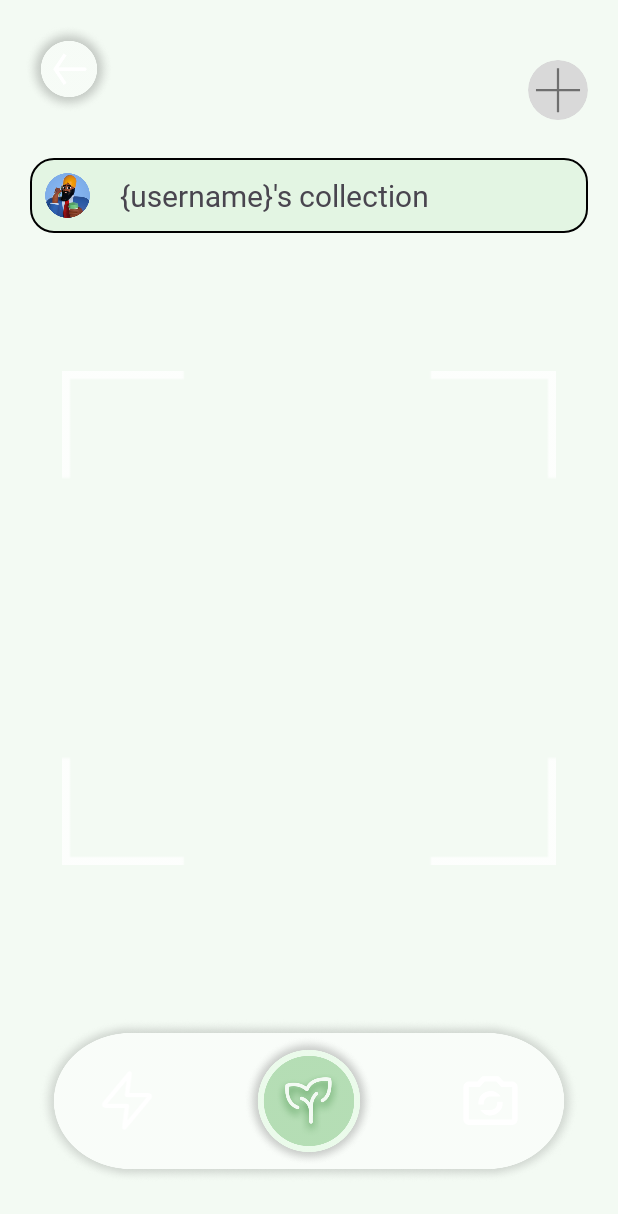
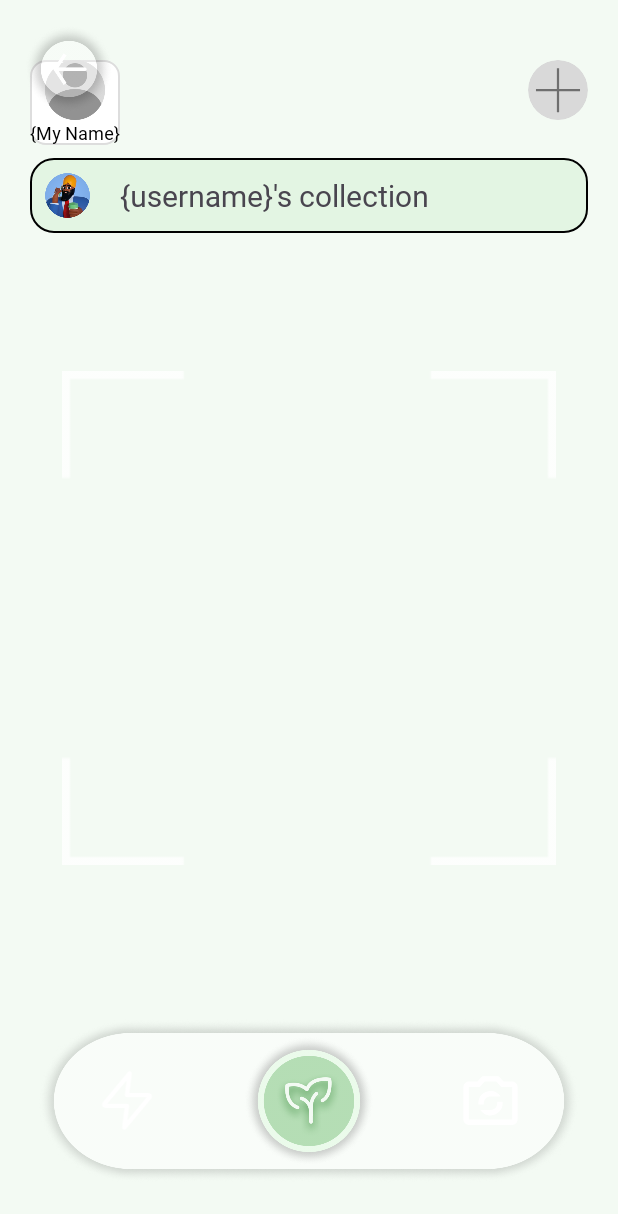
Before and after one commit to chaeminyu/android-shick-jip, an Android app: the fragment ArchiveFragment placed in its activity, on a phone screen of 412 x 824 dp. Shown: the top 1214 px of the screen. Run offline under Robolectric (Android 15) with nearby library versions, the phone set to English and light mode, and no system bars; our stand-ins replace Firebase (no records; nobody signed in at launch, a user with empty details on screens opened directly); libraries missing offline, so code that uses them is left out: androidx.camera.core, androidx.camera.lifecycle; plain views replace PreviewView; pictures from the network do not load; Roboto replaces fonts that are not available here; 4 statements that could not run were skipped.

Commit message:
Fix: 내 프로필 가장 좌측에 띄우기

```diff
--- a/app/src/main/java/com/example/shickjip/ArchiveFragment.kt
+++ b/app/src/main/java/com/example/shickjip/ArchiveFragment.kt
@@ -63,6 +63,7 @@ class ArchiveFragment : Fragment() {
                     if (snapshot != null && snapshot.exists()) {
                         val username = snapshot.getString("username") ?: "사용자"
                         binding.profileName.text = "${username}'s collection"
+                        binding.myName.text = username
                     }
                 }
         }
--- /dev/null
+++ b/app/src/main/res/drawable/myprofile_background.xml
@@ -0,0 +1,8 @@
+<?xml version="1.0" encoding="utf-8"?>
+<shape xmlns:android="http://schemas.android.com/apk/res/android">
+    <solid android:color="#FFFFFF" /> <!-- 배경 색 -->
+    <corners android:radius="10dp" /> <!-- 모서리 둥글기 -->
+    <stroke
+        android:width="1dp"
+        android:color="#DDDDDD" /> <!-- 테두리 색 (선택 사항) -->
+</shape>
--- a/app/src/main/res/layout/fragment_archive.xml
+++ b/app/src/main/res/layout/fragment_archive.xml
@@ -4,20 +4,54 @@
     xmlns:tools="http://schemas.android.com/tools"
     android:layout_width="match_parent"
     android:layout_height="match_parent"
-    android:paddingHorizontal="20dp"
-    android:background="@color/green1">
+    android:background="@color/green1"
+    android:paddingHorizontal="20dp">
+
+    <!-- 프로필 사진과 이름을 포함한 레이아웃 -->
+    <androidx.constraintlayout.widget.ConstraintLayout
+        android:id="@+id/btnProfilePicture"
+        android:layout_width="wrap_content"
+        android:layout_height="wrap_content"
+        android:layout_marginTop="40dp"
+        android:background="@drawable/myprofile_background"
+        app:layout_constraintStart_toStartOf="parent"
+        app:layout_constraintTop_toTopOf="parent">
+
+        <!-- 프로필 사진 -->
+        <ImageView
+            android:id="@+id/myProfile"
+            android:layout_width="40dp"
+            android:layout_height="40dp"
+            android:scaleType="centerCrop"
+            android:src="@drawable/profile_placeholder"
+            app:layout_constraintEnd_toEndOf="parent"
+            app:layout_constraintStart_toStartOf="parent"
+            app:layout_constraintTop_toTopOf="parent" />
+
+        <!-- 프로필 이름 -->
+        <TextView
+            android:id="@+id/myName"
+            android:layout_width="wrap_content"
+            android:layout_height="wrap_content"
+            android:text="@string/my_name"
+            android:textColor="@android:color/black"
+            android:textSize="12sp"
+            app:layout_constraintEnd_toEndOf="parent"
+            app:layout_constraintStart_toStartOf="parent"
+            app:layout_constraintTop_toBottomOf="@id/myProfile" />
+    </androidx.constraintlayout.widget.ConstraintLayout>
 
     <!-- RecyclerView -->
     <androidx.recyclerview.widget.RecyclerView
         android:id="@+id/friendsList"
-        android:layout_width="match_parent"
+        android:layout_width="0dp"
         android:layout_height="60dp"
+        android:layout_marginTop="40dp"
+        android:background="@color/transparent"
         android:scrollbars="horizontal"
-        android:background="@color/transparent"
-        android:layout_marginTop="40dp"
-        app:layout_constraintTop_toTopOf="parent"
-        app:layout_constraintStart_toStartOf="parent"
-        app:layout_constraintEnd_toEndOf="parent" />
+        app:layout_constraintEnd_toStartOf="@+id/addFriendButton"
+        app:layout_constraintStart_toEndOf="@+id/btnProfilePicture"
+        app:layout_constraintTop_toTopOf="parent" />
 
     <!-- Add Friend Button -->
     <ImageButton
@@ -26,39 +60,40 @@
         android:layout_height="40dp"
         android:layout_marginTop="40dp"
         android:background="@drawable/friend_add_btn"
-        app:layout_constraintTop_toTopOf="parent"
-        app:layout_constraintEnd_toEndOf="parent" />
+        app:layout_constraintEnd_toEndOf="parent"
+        app:layout_constraintTop_toTopOf="parent" />
 
     <!-- Archive Info Profile -->
     <androidx.constraintlayout.widget.ConstraintLayout
         android:id="@+id/archiveInfo"
         android:layout_width="match_parent"
         android:layout_height="wrap_content"
-        app:layout_constraintTop_toBottomOf="@+id/friendsList"
+        android:layout_marginVertical="5dp"
+        android:background="@drawable/layout_border_black"
+        app:layout_constraintEnd_toEndOf="parent"
         app:layout_constraintStart_toStartOf="parent"
-        app:layout_constraintEnd_toEndOf="parent"
-        android:background="@drawable/layout_border_black"
-        android:layout_marginVertical="5dp">
+        app:layout_constraintTop_toBottomOf="@+id/friendsList">
+
         <ImageView
             android:id="@+id/profileImage"
             android:layout_width="30dp"
             android:layout_height="30dp"
             android:layout_margin="10dp"
             android:src="@drawable/avatar_1"
-            app:layout_constraintTop_toTopOf="parent"
             app:layout_constraintBottom_toBottomOf="parent"
-            app:layout_constraintStart_toStartOf="parent"/>
+            app:layout_constraintStart_toStartOf="parent"
+            app:layout_constraintTop_toTopOf="parent" />
 
         <TextView
             android:id="@+id/profileName"
             android:layout_width="wrap_content"
             android:layout_height="wrap_content"
+            android:layout_marginStart="20dp"
             android:text="{username}'s collection"
             android:textSize="20sp"
+            app:layout_constraintBottom_toBottomOf="parent"
             app:layout_constraintStart_toEndOf="@+id/profileImage"
-            android:layout_marginStart="20dp"
-            app:layout_constraintTop_toTopOf="parent"
-            app:layout_constraintBottom_toBottomOf="parent" />
+            app:layout_constraintTop_toTopOf="parent" />
     </androidx.constraintlayout.widget.ConstraintLayout>
 
     <!-- Archive List -->
@@ -66,9 +101,9 @@
         android:id="@+id/archiveList"
         android:layout_width="match_parent"
         android:layout_height="wrap_content"
-        app:layout_constraintTop_toBottomOf="@+id/archiveInfo"
+        android:layout_marginTop="20dp"
         android:paddingBottom="180dp"
+        app:layout_constraintEnd_toEndOf="parent"
         app:layout_constraintStart_toStartOf="parent"
-        app:layout_constraintEnd_toEndOf="parent"
-        android:layout_marginTop="20dp" />
+        app:layout_constraintTop_toBottomOf="@+id/archiveInfo" />
 </androidx.constraintlayout.widget.ConstraintLayout>
--- a/app/src/main/res/layout/item_friends_recyclerview.xml
+++ b/app/src/main/res/layout/item_friends_recyclerview.xml
@@ -22,7 +22,7 @@
         android:layout_marginTop="0dp"
         android:text="@string/friendsName"
         android:textColor="@android:color/black"
-        android:textSize="14sp"
+        android:textSize="12sp"
         app:layout_constraintEnd_toEndOf="parent"
         app:layout_constraintStart_toStartOf="parent"
         app:layout_constraintTop_toBottomOf="@id/friendsProfile" />
--- a/app/src/main/res/values/strings.xml
+++ b/app/src/main/res/values/strings.xml
@@ -5,6 +5,7 @@
     <string name="title_dashboard">Dashboard</string>
     <string name="title_notifications">Notifications</string>
     <string name="nickname">{nickname}</string>
+    <string name="my_name">{My Name}</string>
     <string name="friendsName">{Friend Name}</string>
     <string name="official_name">{Official Name}</string>
     <string name="registration_date">{registration date}</string>
```
